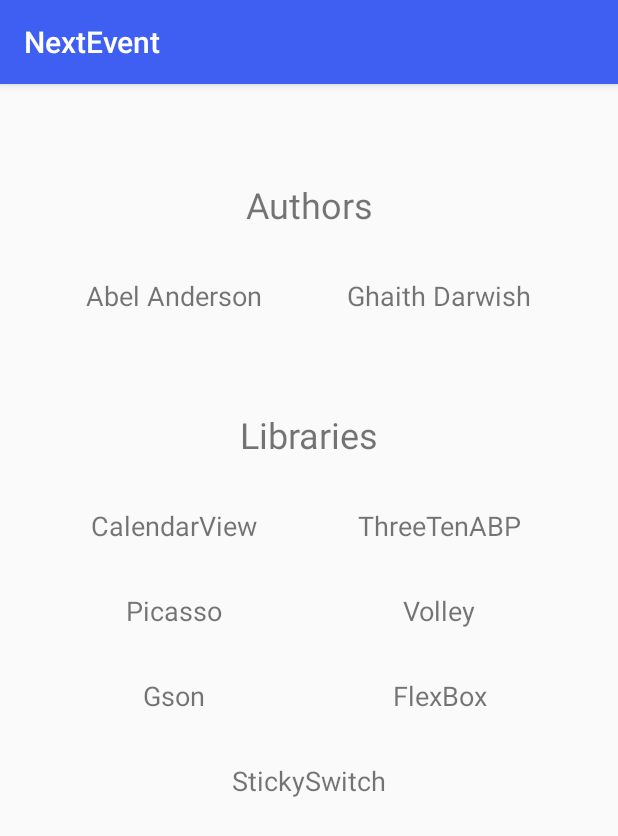
After one commit to gdarwish/NextEvent, an Android app: the fragment CreditsFragment shown on its own in the app's theme, on a phone screen of 412 x 824 dp. The commit adds this screen. Shown: the top 836 px of the screen. Run offline under Robolectric (Android 15) with nearby library versions, the phone set to English and light mode, and no system bars; pictures from the network do not load.

Commit message:
#68 Created Basic Credits Screen

```diff
--- /dev/null
+++ b/app/src/main/java/com/nextevent/CreditsFragment.java
@@ -0,0 +1,28 @@
+package com.nextevent;
+
+import android.os.Bundle;
+
+import androidx.fragment.app.Fragment;
+
+import android.view.LayoutInflater;
+import android.view.View;
+import android.view.ViewGroup;
+
+
+/**
+ * A simple {@link Fragment} subclass.
+ */
+public class CreditsFragment extends Fragment {
+
+    public CreditsFragment() {
+        // Required empty public constructor
+    }
+
+
+    @Override
+    public View onCreateView(LayoutInflater inflater, ViewGroup container,
+                             Bundle savedInstanceState) {
+        // Inflate the layout for this fragment
+        return inflater.inflate(R.layout.fragment_credits, container, false);
+    }
+}
--- a/app/src/main/java/com/nextevent/Fragments/EventsFragment.java
+++ b/app/src/main/java/com/nextevent/Fragments/EventsFragment.java
@@ -76,7 +76,7 @@ public class EventsFragment extends Fragment implements APIResponse {
 
         noEventsText = view.findViewById(R.id.noEventsText);
         // API KEY
-        headers.put("Authorization", getString(R.string.api_key));
+        //headers.put("Authorization", getString(R.string.api_key));
 
         // creating new instance of CustomRecyclerviewAdapter
         adapter = new CustomRecyclerviewAdapter(events, getActivity(), R.id.eventToDetail, false);
--- /dev/null
+++ b/app/src/main/res/drawable/ic_receipt_black_24dp.xml
@@ -0,0 +1,9 @@
+<vector xmlns:android="http://schemas.android.com/apk/res/android"
+        android:width="24dp"
+        android:height="24dp"
+        android:viewportWidth="24.0"
+        android:viewportHeight="24.0">
+    <path
+        android:fillColor="#FF000000"
+        android:pathData="M18,17L6,17v-2h12v2zM18,13L6,13v-2h12v2zM18,9L6,9L6,7h12v2zM3,22l1.5,-1.5L6,22l1.5,-1.5L9,22l1.5,-1.5L12,22l1.5,-1.5L15,22l1.5,-1.5L18,22l1.5,-1.5L21,22L21,2l-1.5,1.5L18,2l-1.5,1.5L15,2l-1.5,1.5L12,2l-1.5,1.5L9,2 7.5,3.5 6,2 4.5,3.5 3,2v20z"/>
+</vector>
--- /dev/null
+++ b/app/src/main/res/layout/fragment_credits.xml
@@ -0,0 +1,130 @@
+<?xml version="1.0" encoding="utf-8"?>
+<androidx.constraintlayout.widget.ConstraintLayout xmlns:android="http://schemas.android.com/apk/res/android"
+    xmlns:app="http://schemas.android.com/apk/res-auto"
+    xmlns:tools="http://schemas.android.com/tools"
+    android:layout_width="match_parent"
+    android:layout_height="match_parent"
+    tools:context=".CreditsFragment">
+
+
+    <TextView
+        android:id="@+id/textView"
+        android:layout_width="wrap_content"
+        android:layout_height="wrap_content"
+        android:layout_marginTop="64dp"
+        android:text="@string/credits_authorTitle"
+        android:textSize="@dimen/large_title"
+        app:layout_constraintEnd_toEndOf="parent"
+        app:layout_constraintStart_toStartOf="parent"
+        app:layout_constraintTop_toTopOf="parent" />
+
+    <TextView
+        android:id="@+id/textView5"
+        android:layout_width="wrap_content"
+        android:layout_height="wrap_content"
+        android:layout_marginTop="32dp"
+        android:text="@string/credits_authorAbel"
+        android:textSize="@dimen/title"
+        app:layout_constraintEnd_toStartOf="@+id/textView6"
+        app:layout_constraintStart_toStartOf="parent"
+        app:layout_constraintTop_toBottomOf="@+id/textView" />
+
+    <TextView
+        android:id="@+id/textView6"
+        android:layout_width="wrap_content"
+        android:layout_height="wrap_content"
+        android:layout_marginTop="32dp"
+        android:text="@string/credits_authorGhaith"
+        android:textSize="@dimen/title"
+        app:layout_constraintEnd_toEndOf="parent"
+        app:layout_constraintStart_toEndOf="@+id/textView5"
+        app:layout_constraintTop_toBottomOf="@+id/textView" />
+
+    <TextView
+        android:id="@+id/textView7"
+        android:layout_width="wrap_content"
+        android:layout_height="wrap_content"
+        android:layout_marginTop="64dp"
+        android:text="@string/credits_librariesTitle"
+        android:textSize="@dimen/large_title"
+        app:layout_constraintEnd_toEndOf="parent"
+        app:layout_constraintStart_toStartOf="parent"
+        app:layout_constraintTop_toBottomOf="@+id/textView5" />
+
+    <TextView
+        android:id="@+id/textView8"
+        android:layout_width="wrap_content"
+        android:layout_height="wrap_content"
+        android:layout_marginTop="32dp"
+        android:text="@string/credits_librariesCalendar"
+        android:textSize="@dimen/title"
+        app:layout_constraintEnd_toEndOf="@+id/textView5"
+        app:layout_constraintStart_toStartOf="@+id/textView5"
+        app:layout_constraintTop_toBottomOf="@+id/textView7" />
+
+    <TextView
+        android:id="@+id/textView9"
+        android:layout_width="wrap_content"
+        android:layout_height="wrap_content"
+        android:layout_marginTop="32dp"
+        android:text="@string/credits_librariesThreeTenAbp"
+        android:textSize="@dimen/title"
+        app:layout_constraintEnd_toEndOf="@+id/textView6"
+        app:layout_constraintStart_toStartOf="@+id/textView6"
+        app:layout_constraintTop_toBottomOf="@+id/textView7" />
+
+    <TextView
+        android:id="@+id/textView10"
+        android:layout_width="wrap_content"
+        android:layout_height="wrap_content"
+        android:layout_marginTop="32dp"
+        android:text="@string/credits_librariesPicasso"
+        android:textSize="@dimen/title"
+        app:layout_constraintEnd_toEndOf="@+id/textView8"
+        app:layout_constraintStart_toStartOf="@+id/textView8"
+        app:layout_constraintTop_toBottomOf="@+id/textView8" />
+
+    <TextView
+        android:id="@+id/textView11"
+        android:layout_width="wrap_content"
+        android:layout_height="wrap_content"
+        android:layout_marginTop="32dp"
+        android:text="@string/credits_librariesVolley"
+        android:textSize="@dimen/title"
+        app:layout_constraintEnd_toEndOf="@+id/textView9"
+        app:layout_constraintStart_toStartOf="@+id/textView9"
+        app:layout_constraintTop_toBottomOf="@+id/textView9" />
+
+    <TextView
+        android:id="@+id/textView12"
+        android:layout_width="wrap_content"
+        android:layout_height="wrap_content"
+        android:layout_marginTop="32dp"
+        android:text="@string/credits_librariesGson"
+        android:textSize="@dimen/title"
+        app:layout_constraintEnd_toEndOf="@+id/textView10"
+        app:layout_constraintStart_toStartOf="@+id/textView10"
+        app:layout_constraintTop_toBottomOf="@+id/textView10" />
+
+    <TextView
+        android:id="@+id/textView13"
+        android:layout_width="wrap_content"
+        android:layout_height="wrap_content"
+        android:layout_marginTop="32dp"
+        android:text="@string/credits_librariesFlexBox"
+        android:textSize="@dimen/title"
+        app:layout_constraintEnd_toEndOf="@+id/textView11"
+        app:layout_constraintStart_toStartOf="@+id/textView11"
+        app:layout_constraintTop_toBottomOf="@+id/textView11" />
+
+    <TextView
+        android:id="@+id/textView14"
+        android:layout_width="wrap_content"
+        android:layout_height="wrap_content"
+        android:layout_marginTop="32dp"
+        android:text="@string/credits_librariesStickySwitch"
+        android:textSize="@dimen/title"
+        app:layout_constraintEnd_toEndOf="parent"
+        app:layout_constraintStart_toStartOf="parent"
+        app:layout_constraintTop_toBottomOf="@+id/textView12" />
+</androidx.constraintlayout.widget.ConstraintLayout>
--- a/app/src/main/res/menu/activity_main_drawer.xml
+++ b/app/src/main/res/menu/activity_main_drawer.xml
@@ -25,6 +25,10 @@
                 android:checkable="true"
                 android:icon="@drawable/ic_settings_black_24dp"
                 android:title="@string/menu_settings" />
+            <item
+                android:id="@+id/creditsFragment"
+                android:icon="@drawable/ic_receipt_black_24dp"
+                android:title="@string/menu_credits" />
         </menu>
     </item>
 
--- a/app/src/main/res/navigation/mobile_navigation.xml
+++ b/app/src/main/res/navigation/mobile_navigation.xml
@@ -50,4 +50,9 @@
         android:name="com.nextevent.Fragments.DetailViewPagerFragment"
         android:label="Saved Events"
         tools:layout="@layout/fragment_detail_view_pager" />
+    <fragment
+        android:id="@+id/creditsFragment"
+        android:name="com.nextevent.CreditsFragment"
+        android:label="Credits"
+        tools:layout="@layout/fragment_credits" />
 </navigation>
--- a/app/src/main/res/values/strings.xml
+++ b/app/src/main/res/values/strings.xml
@@ -10,6 +10,7 @@
     <string name="menu_calendar">Calendar</string>
     <string name="menu_saved">Saved Events</string>
     <string name="menu_settings">Settings</string>
+    <string name="menu_credits">Credits</string>
 
     <!-- TODO: Remove or change this placeholder text -->
     <string name="hello_blank_fragment">Hello blank fragment</string>
@@ -23,4 +24,17 @@
     <string name="localEvent_setting">Only show local events:</string>
     <string name="localEventCode_setting">Enter your two character country code:</string>
     <string name="localEventCodeHint_setting">CA, US, FR…</string>
+
+    <!-- Credits Strings -->
+    <string name="credits_authorTitle">Authors</string>
+    <string name="credits_authorAbel">Abel Anderson</string>
+    <string name="credits_authorGhaith">Ghaith Darwish</string>
+    <string name="credits_librariesTitle">Libraries</string>
+    <string name="credits_librariesCalendar">CalendarView</string>
+    <string name="credits_librariesThreeTenAbp">ThreeTenABP</string>
+    <string name="credits_librariesPicasso">Picasso</string>
+    <string name="credits_librariesVolley">Volley</string>
+    <string name="credits_librariesGson">Gson</string>
+    <string name="credits_librariesFlexBox">FlexBox</string>
+    <string name="credits_librariesStickySwitch">StickySwitch</string>
 </resources>
```
